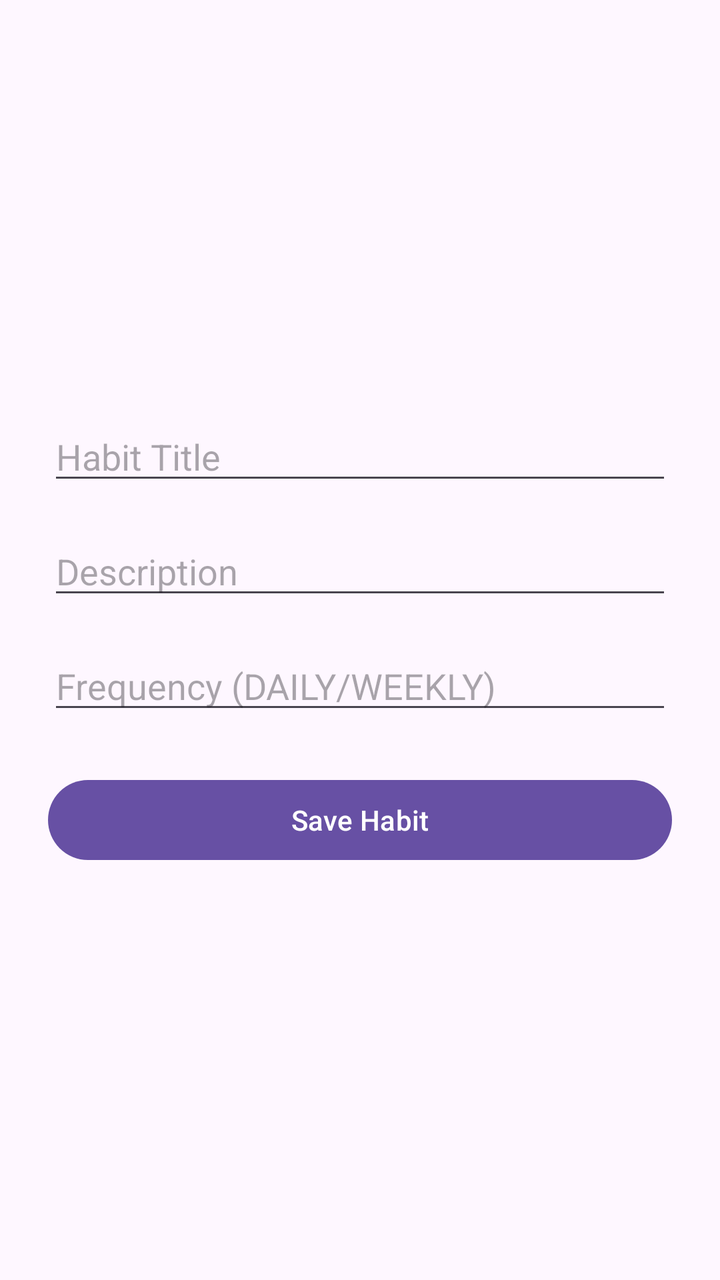
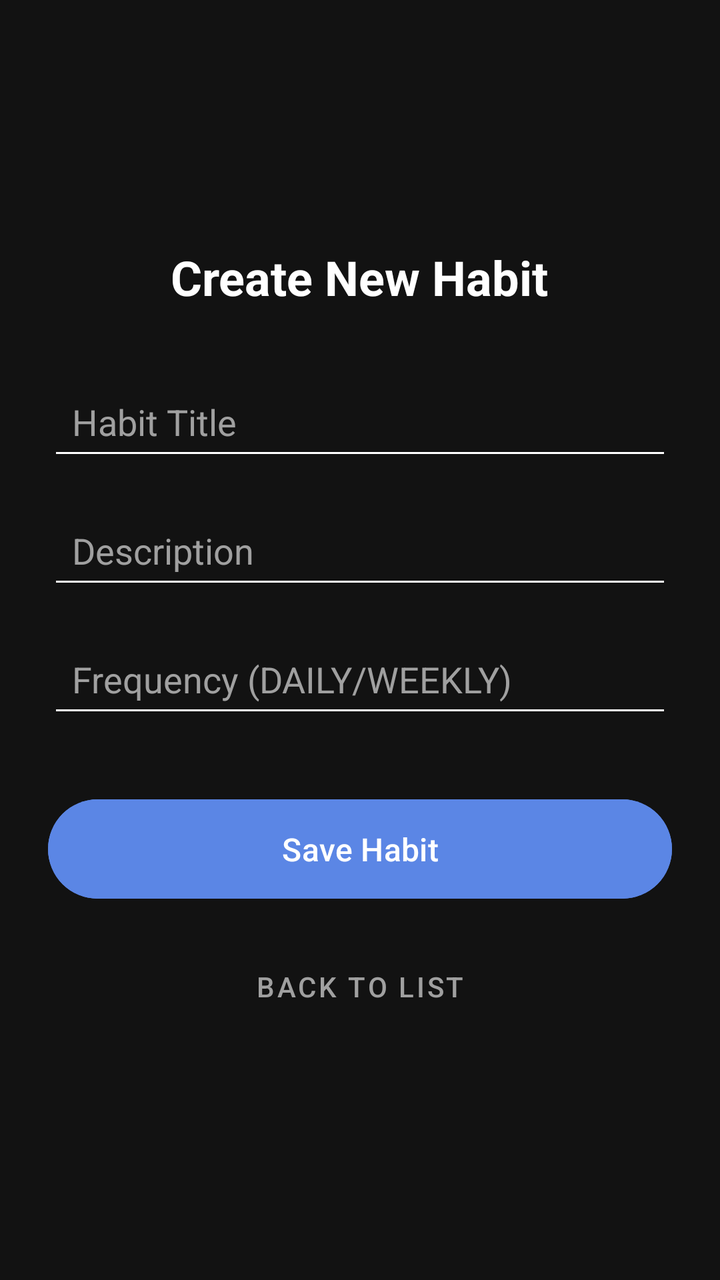

Screens rendered from an Android XML layout before and after an edit, with the pre-edit source and the edit as a unified diff.
<!-- AndroidManifest.xml: application theme Theme.HabitTracker -->
<!-- res/layout/activity_add_habit.xml -->
<?xml version="1.0" encoding="utf-8"?>
<ScrollView xmlns:android="http://schemas.android.com/apk/res/android"
    android:padding="24dp"
    android:layout_width="match_parent"
    android:layout_height="match_parent"
    >

    <LinearLayout
        android:layout_gravity="center"
        android:gravity="center"
        android:orientation="vertical"
        android:layout_width="match_parent"
        android:layout_height="wrap_content">

        <EditText
            android:id="@+id/etTitle"
            android:hint="Habit Title"
            android:layout_width="match_parent"
            android:layout_height="wrap_content"/>

        <EditText
            android:id="@+id/etDescription"
            android:hint="Description"
            android:layout_marginTop="16dp"
            android:layout_width="match_parent"
            android:layout_height="wrap_content"/>

        <EditText
            android:id="@+id/etFrequency"
            android:hint="Frequency (DAILY/WEEKLY)"
            android:layout_marginTop="16dp"
            android:layout_width="match_parent"
            android:layout_height="wrap_content"/>

        <Button
            android:id="@+id/btnSave"
            android:text="Save Habit"
            android:layout_marginTop="24dp"
            android:layout_width="match_parent"
            android:layout_height="wrap_content"/>

    </LinearLayout>
</ScrollView>
<!-- resources referenced by this layout -->
<resources>
  <style name="Theme.HabitTracker" parent="Base.Theme.HabitTracker" />
  <style name="Base.Theme.HabitTracker" parent="Theme.Material3.DayNight.NoActionBar">
          
          
      </style>
</resources>

<!-- the commit's change to res/layout/activity_add_habit.xml (unified diff, before → after) -->
@@ -1,43 +1,78 @@
 <?xml version="1.0" encoding="utf-8"?>
 <ScrollView xmlns:android="http://schemas.android.com/apk/res/android"
-    android:padding="24dp"
     android:layout_width="match_parent"
     android:layout_height="match_parent"
-    >
+    android:background="#121212"
+    android:fillViewport="true">
 
     <LinearLayout
+        android:layout_width="match_parent"
+        android:layout_height="wrap_content"
         android:layout_gravity="center"
         android:gravity="center"
         android:orientation="vertical"
-        android:layout_width="match_parent"
-        android:layout_height="wrap_content">
+        android:padding="24dp">
+
+        <TextView
+            android:layout_width="wrap_content"
+            android:layout_height="wrap_content"
+            android:text="Create New Habit"
+            android:textColor="@android:color/white"
+            android:textSize="24sp"
+            android:textStyle="bold"
+            android:layout_marginBottom="32dp"/>
 
         <EditText
             android:id="@+id/etTitle"
+            android:layout_width="match_parent"
+            android:layout_height="wrap_content"
             android:hint="Habit Title"
-            android:layout_width="match_parent"
-            android:layout_height="wrap_content"/>
+            android:textColor="@android:color/white"
+            android:textColorHint="#A0A0A0"
+            android:backgroundTint="@android:color/white"
+            android:padding="12dp"/>
 
         <EditText
             android:id="@+id/etDescription"
+            android:layout_width="match_parent"
+            android:layout_height="wrap_content"
+            android:layout_marginTop="16dp"
             android:hint="Description"
-            android:layout_marginTop="16dp"
-            android:layout_width="match_parent"
-            android:layout_height="wrap_content"/>
+            android:textColor="@android:color/white"
+            android:textColorHint="#A0A0A0"
+            android:backgroundTint="@android:color/white"
+            android:padding="12dp"/>
 
         <EditText
             android:id="@+id/etFrequency"
+            android:layout_width="match_parent"
+            android:layout_height="wrap_content"
+            android:layout_marginTop="16dp"
             android:hint="Frequency (DAILY/WEEKLY)"
-            android:layout_marginTop="16dp"
-            android:layout_width="match_parent"
-            android:layout_height="wrap_content"/>
+            android:textColor="@android:color/white"
+            android:textColorHint="#A0A0A0"
+            android:backgroundTint="@android:color/white"
+            android:padding="12dp"/>
 
         <Button
             android:id="@+id/btnSave"
+            android:layout_width="match_parent"
+            android:layout_height="wrap_content"
+            android:layout_marginTop="32dp"
+            android:backgroundTint="#5B86E5"
+            android:padding="14dp"
             android:text="Save Habit"
-            android:layout_marginTop="24dp"
+            android:textColor="@android:color/white"
+            android:textSize="16sp" />
+
+        <Button
+            android:id="@+id/btnBack"
+            style="@style/Widget.MaterialComponents.Button.TextButton"
             android:layout_width="match_parent"
-            android:layout_height="wrap_content"/>
+            android:layout_height="wrap_content"
+            android:layout_marginTop="16dp"
+            android:textColor="#A0A0A0"
+            android:text="Back to List"/>
 
     </LinearLayout>
 </ScrollView>
